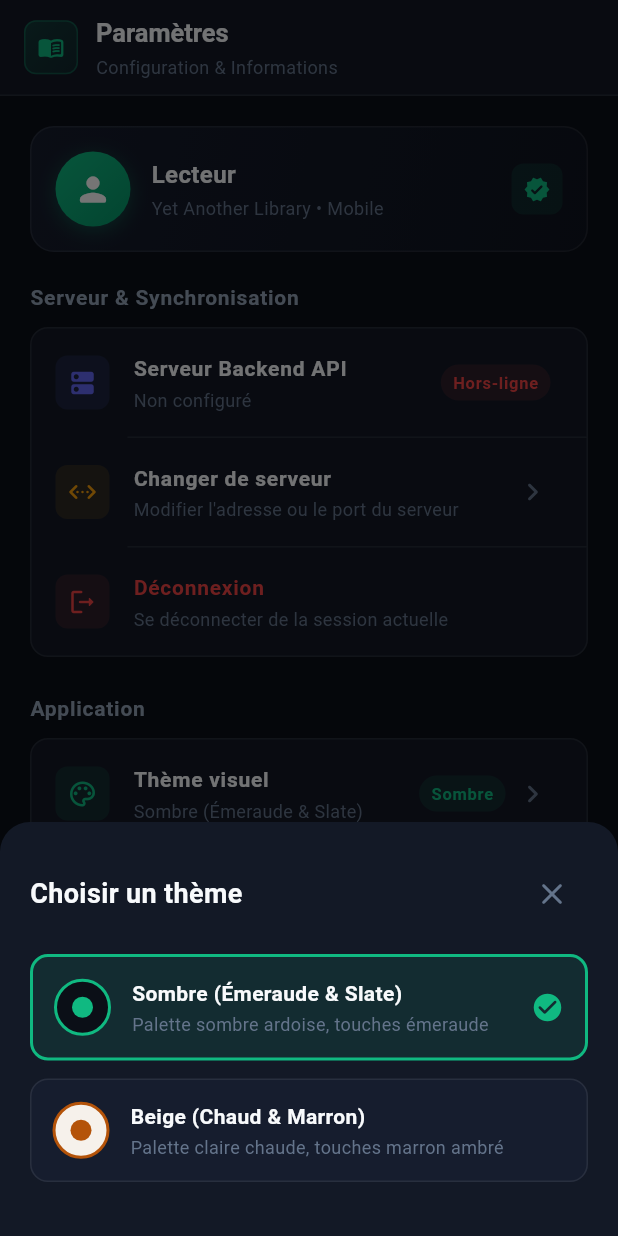
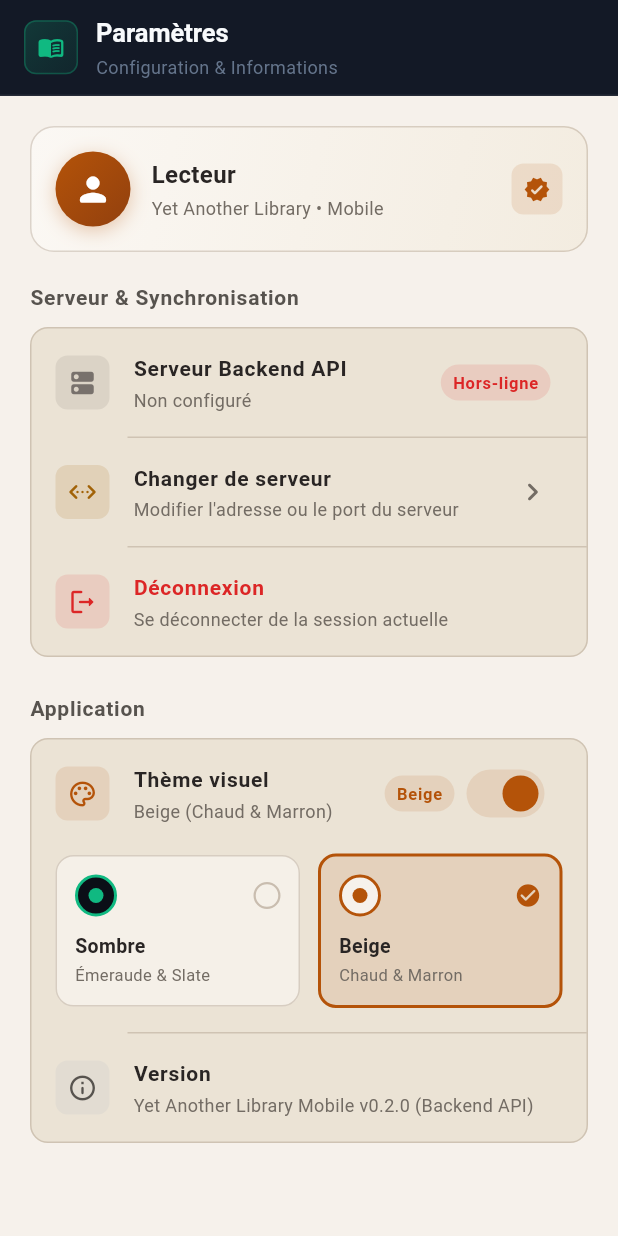
Before and after one commit to kakesinfo/OpenBook, a Flutter app: the SettingsPage screen opened directly, after a tap on "Thème visuel", on a phone screen of 412 x 824 dp. Run offline on Flutter 3.47's test engine with Material 3 defaults, Android fonts, the phone set to English and light mode, and no system bars; our stand-ins replace carousel_slider, flutter_riverpod, image_picker, shared_preferences; missing offline and left inert: mobile_scanner; accounts and stored records are empty.

Commit message:
fix(mobile): provide inline theme cards and immediate toggle for theme switching

```diff
--- a/Mobile/lib/features/books/presentation/components/books_shell.dart
+++ b/Mobile/lib/features/books/presentation/components/books_shell.dart
@@ -1,19 +1,21 @@
 import 'package:flutter/material.dart';
+import 'package:flutter_riverpod/flutter_riverpod.dart';
 import 'package:flutter_application_1/app/theme.dart';
+import 'package:flutter_application_1/app/theme_provider.dart';
 
 import '../home_page.dart';
 import '../library_page.dart';
 import '../settings_page.dart';
 import '../wishlist_page.dart';
 
-class BooksShell extends StatefulWidget {
+class BooksShell extends ConsumerStatefulWidget {
   const BooksShell({super.key});
 
   @override
-  State<BooksShell> createState() => _BooksShellState();
+  ConsumerState<BooksShell> createState() => _BooksShellState();
 }
 
-class _BooksShellState extends State<BooksShell> {
+class _BooksShellState extends ConsumerState<BooksShell> {
   int _index = 0;
 
   void _goToTab(int index) {
@@ -22,11 +24,16 @@ class _BooksShellState extends State<BooksShell> {
 
   @override
   Widget build(BuildContext context) {
+    final themeMode = ref.watch(appThemeModeProvider);
+
     final pages = [
-      HomePage(),
-      LibraryPage(),
-      WishlistPage(onExploreCatalogue: () => _goToTab(1)),
-      SettingsPage(),
+      HomePage(key: ValueKey('home_${themeMode.name}')),
+      LibraryPage(key: ValueKey('library_${themeMode.name}')),
+      WishlistPage(
+        key: ValueKey('wishlist_${themeMode.name}'),
+        onExploreCatalogue: () => _goToTab(1),
+      ),
+      SettingsPage(key: ValueKey('settings_${themeMode.name}')),
     ];
 
     return Scaffold(
--- a/Mobile/lib/features/books/presentation/settings_page.dart
+++ b/Mobile/lib/features/books/presentation/settings_page.dart
@@ -302,6 +302,7 @@ class SettingsPage extends ConsumerWidget {
               border: Border.all(color: AppTheme.borderSubtle, width: 1),
             ),
             child: Column(
+              crossAxisAlignment: CrossAxisAlignment.start,
               children: [
                 ListTile(
                   leading: Container(
@@ -349,14 +350,55 @@ class SettingsPage extends ConsumerWidget {
                           ),
                         ),
                       ),
-                      const SizedBox(width: 6),
-                      Icon(
-                        Icons.chevron_right_rounded,
-                        color: AppTheme.textMuted,
+                      const SizedBox(width: 4),
+                      Switch.adaptive(
+                        value: themeMode == AppThemeMode.beige,
+                        activeTrackColor: AppTheme.accentPrimaryLight,
+                        activeThumbColor: AppTheme.accentPrimary,
+                        onChanged: (isBeige) {
+                          ref.read(appThemeModeProvider.notifier).setTheme(
+                            isBeige ? AppThemeMode.beige : AppThemeMode.dark,
+                          );
+                        },
                       ),
                     ],
                   ),
-                  onTap: () => _showThemeSelector(context, ref, themeMode),
+                  onTap: () {
+                    final next = themeMode == AppThemeMode.dark ? AppThemeMode.beige : AppThemeMode.dark;
+                    ref.read(appThemeModeProvider.notifier).setTheme(next);
+                  },
+                ),
+                Padding(
+                  padding: const EdgeInsets.fromLTRB(16, 4, 16, 16),
+                  child: Row(
+                    children: [
+                      Expanded(
+                        child: _ThemeOptionCard(
+                          title: 'Sombre',
+                          subtitle: 'Émeraude & Slate',
+                          isSelected: themeMode == AppThemeMode.dark,
+                          bgColor: AppTheme.darkBgPrimary,
+                          accentColor: AppTheme.darkAccentPrimary,
+                          onTap: () {
+                            ref.read(appThemeModeProvider.notifier).setTheme(AppThemeMode.dark);
+                          },
+                        ),
+                      ),
+                      const SizedBox(width: 12),
+                      Expanded(
+                        child: _ThemeOptionCard(
+                          title: 'Beige',
+                          subtitle: 'Chaud & Marron',
+                          isSelected: themeMode == AppThemeMode.beige,
+                          bgColor: AppTheme.beigeBgPrimary,
+                          accentColor: AppTheme.beigeAccentPrimary,
+                          onTap: () {
+                            ref.read(appThemeModeProvider.notifier).setTheme(AppThemeMode.beige);
+                          },
+                        ),
+                      ),
+                    ],
+                  ),
                 ),
                 const Divider(height: 1, indent: 64),
                 ListTile(
@@ -395,56 +437,32 @@ class SettingsPage extends ConsumerWidget {
       ),
     );
   }
+}
 
-  void _showThemeSelector(BuildContext context, WidgetRef ref, AppThemeMode currentMode) {
-    showModalBottomSheet<void>(
-      context: context,
-      backgroundColor: AppTheme.bgSurface,
-      shape: const RoundedRectangleBorder(
-        borderRadius: BorderRadius.vertical(top: Radius.circular(20)),
-      ),
-      builder: (ctx) {
-        return SafeArea(
-          child: Padding(
-            padding: const EdgeInsets.symmetric(horizontal: 20, vertical: 24),
-            child: Column(
-              mainAxisSize: MainAxisSize.min,
-              crossAxisAlignment: CrossAxisAlignment.start,
-              children: [
-                Row(
-                  mainAxisAlignment: MainAxisAlignment.spaceBetween,
-                  children: [
-                    Text(
-                      'Choisir un thème',
-                      style: TextStyle(
-                        fontSize: 18,
-                        fontWeight: FontWeight.w700,
-                        color: AppTheme.textPrimary,
-                      ),
-                    ),
-                    IconButton(
-                      icon: Icon(Icons.close_rounded, color: AppTheme.textMuted),
-                      onPressed: () => Navigator.of(ctx).pop(),
-                    ),
-                  ],
-                ),
-                const SizedBox(height: 16),
-                ...AppThemeMode.values.map((mode) {
-                  final isSelected = mode == currentMode;
-                  final isBeige = mode == AppThemeMode.beige;
-                  final primaryColor = isBeige ? AppTheme.beigeAccentPrimary : AppTheme.darkAccentPrimary;
-                  final bgColor = isBeige ? AppTheme.beigeBgPrimary : AppTheme.darkBgPrimary;
+class _ThemeOptionCard extends StatelessWidget {
+  const _ThemeOptionCard({
+    required this.title,
+    required this.subtitle,
+    required this.isSelected,
+    required this.bgColor,
+    required this.accentColor,
+    required this.onTap,
+  });
 
-                  return Padding(
-                    padding: const EdgeInsets.only(bottom: 12),
-                    child: InkWell(
-                      onTap: () {
-                        ref.read(appThemeModeProvider.notifier).setTheme(mode);
-                        Navigator.of(ctx).pop();
-                      },
+  final String title;
+  final String subtitle;
+  final bool isSelected;
+  final Color bgColor;
+  final Color accentColor;
+  final VoidCallback onTap;
+
+  @override
+  Widget build(BuildContext context) {
+    return InkWell(
+      onTap: onTap,
       borderRadius: BorderRadius.circular(AppTheme.radiusMd),
       child: Container(
-                        padding: const EdgeInsets.all(14),
+        padding: const EdgeInsets.symmetric(horizontal: 12, vertical: 12),
         decoration: BoxDecoration(
           color: isSelected ? AppTheme.accentPrimaryLight : AppTheme.bgCard,
           borderRadius: BorderRadius.circular(AppTheme.radiusMd),
@@ -453,70 +471,73 @@ class SettingsPage extends ConsumerWidget {
             width: isSelected ? 2 : 1,
           ),
         ),
-                        child: Row(
+        child: Column(
+          children: [
+            Row(
               children: [
                 Container(
-                              width: 38,
-                              height: 38,
+                  width: 28,
+                  height: 28,
                   decoration: BoxDecoration(
                     color: bgColor,
                     shape: BoxShape.circle,
-                                border: Border.all(color: primaryColor, width: 2),
+                    border: Border.all(color: accentColor, width: 2),
                   ),
                   child: Center(
                     child: Container(
-                                  width: 14,
-                                  height: 14,
+                      width: 10,
+                      height: 10,
                       decoration: BoxDecoration(
-                                    color: primaryColor,
+                        color: accentColor,
                         shape: BoxShape.circle,
                       ),
                     ),
                   ),
                 ),
-                            const SizedBox(width: 14),
-                            Expanded(
-                              child: Column(
-                                crossAxisAlignment: CrossAxisAlignment.start,
-                                children: [
-                                  Text(
-                                    mode.displayName,
+                const Spacer(),
+                if (isSelected)
+                  Icon(
+                    Icons.check_circle_rounded,
+                    color: AppTheme.accentPrimary,
+                    size: 18,
+                  )
+                else
+                  Container(
+                    width: 18,
+                    height: 18,
+                    decoration: BoxDecoration(
+                      shape: BoxShape.circle,
+                      border: Border.all(color: AppTheme.borderMedium, width: 1.5),
+                    ),
+                  ),
+              ],
+            ),
+            const SizedBox(height: 10),
+            Align(
+              alignment: Alignment.centerLeft,
+              child: Text(
+                title,
                 style: TextStyle(
-                                      fontSize: 14,
+                  fontSize: 13,
                   fontWeight: isSelected ? FontWeight.w700 : FontWeight.w600,
                   color: AppTheme.textPrimary,
                 ),
               ),
+            ),
             const SizedBox(height: 2),
-                                  Text(
-                                    isBeige
-                                        ? 'Palette claire chaude, touches marron ambré'
-                                        : 'Palette sombre ardoise, touches émeraude',
+            Align(
+              alignment: Alignment.centerLeft,
+              child: Text(
+                subtitle,
                 style: TextStyle(
-                                      fontSize: 12,
+                  fontSize: 11,
                   color: AppTheme.textMuted,
+                ),
               ),
             ),
           ],
         ),
       ),
-                            if (isSelected)
-                              Icon(
-                                Icons.check_circle_rounded,
-                                color: AppTheme.accentPrimary,
-                                size: 22,
-                              ),
-                          ],
-                        ),
-                      ),
-                    ),
-                  );
-                }),
-              ],
-            ),
-          ),
-        );
-      },
     );
   }
 }
```
Lines whose indentation alone changed are shown as unchanged.
